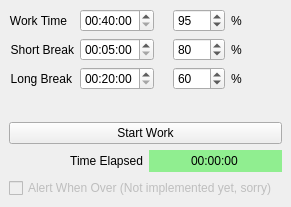
Before: the Qt Designer form mainwindow.ui in Kiloku/nice-pomodoro, drawn with Qt 5.
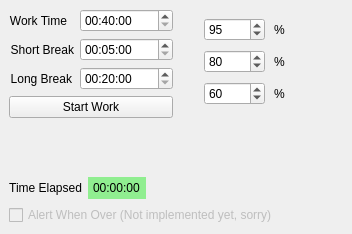
After: the same form once the commit is applied. Icons and pictures are not drawn.

Commit message: restoring original widgets placement

The edit to the form file:
```diff
--- a/mainwindow.ui
+++ b/mainwindow.ui
@@ -6,8 +6,8 @@
    <rect>
     <x>0</x>
     <y>0</y>
-    <width>291</width>
-    <height>207</height>
+    <width>352</width>
+    <height>234</height>
    </rect>
   </property>
   <property name="windowTitle">
@@ -103,10 +103,35 @@
           </property>
          </widget>
         </item>
+        <item row="3" column="0" colspan="2">
+         <widget class="QPushButton" name="startButton">
+          <property name="text">
+           <string>Start Work</string>
+          </property>
+         </widget>
+        </item>
        </layout>
       </item>
       <item>
        <layout class="QFormLayout" name="formLayout_2">
+        <property name="horizontalSpacing">
+         <number>9</number>
+        </property>
+        <property name="verticalSpacing">
+         <number>9</number>
+        </property>
+        <property name="leftMargin">
+         <number>9</number>
+        </property>
+        <property name="topMargin">
+         <number>9</number>
+        </property>
+        <property name="rightMargin">
+         <number>9</number>
+        </property>
+        <property name="bottomMargin">
+         <number>9</number>
+        </property>
         <item row="0" column="0">
          <widget class="QLabel" name="redThresholdLabel">
           <property name="text">
@@ -215,13 +240,6 @@
     </item>
     <item>
      <layout class="QVBoxLayout" name="verticalLayout">
-      <item>
-       <widget class="QPushButton" name="startButton">
-        <property name="text">
-         <string>Start Work</string>
-        </property>
-       </widget>
-      </item>
       <item>
        <layout class="QHBoxLayout" name="horizontalLayout_4">
         <item>
@@ -260,6 +278,19 @@
           </property>
          </widget>
         </item>
+        <item>
+         <spacer name="horizontalSpacer">
+          <property name="orientation">
+           <enum>Qt::Horizontal</enum>
+          </property>
+          <property name="sizeHint" stdset="0">
+           <size>
+            <width>40</width>
+            <height>20</height>
+           </size>
+          </property>
+         </spacer>
+        </item>
        </layout>
       </item>
       <item>
```
